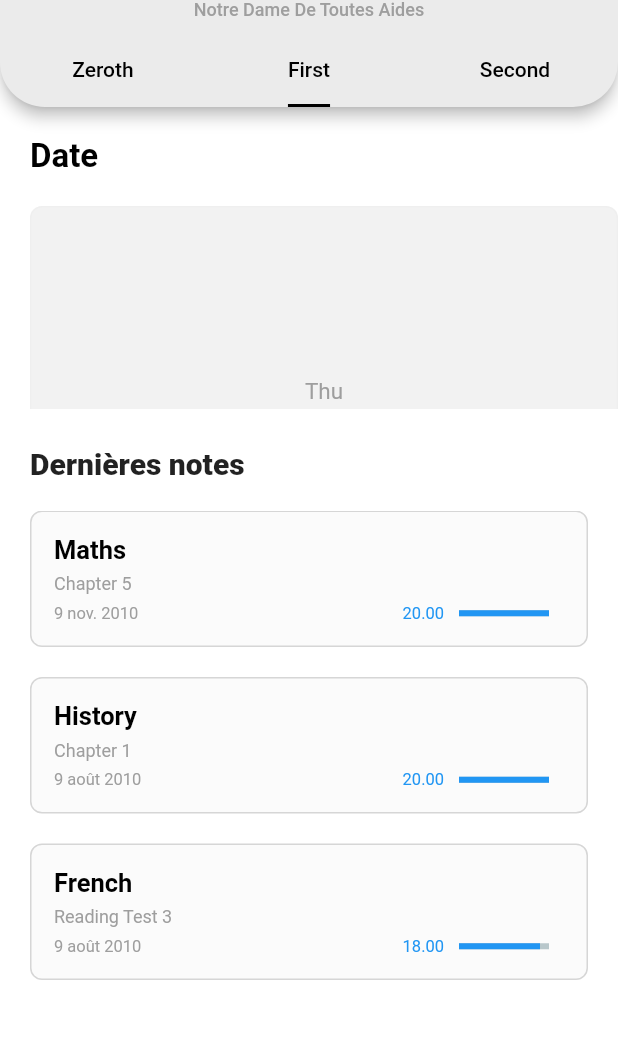
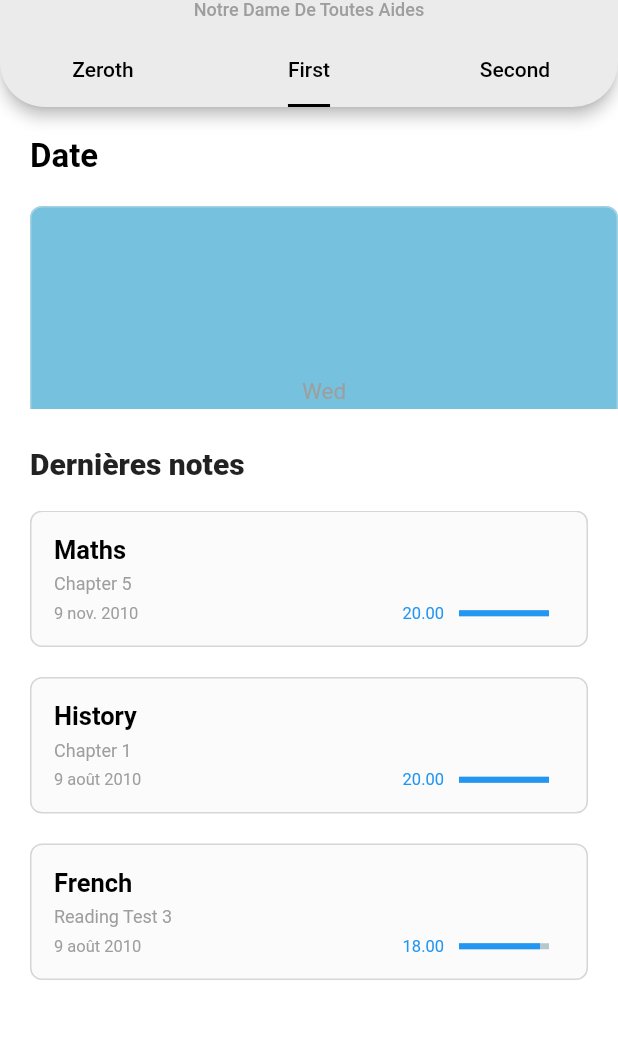
Before and after one commit to Volnetiks/Notes-BAC, a Flutter app: the screen it shows after launch, tab 2 chosen, on a phone screen of 412 x 824 dp, the part 49-1088 px from its top. Run offline on Flutter 3.47's test engine with Material 2 defaults, Android fonts, the phone set to English and light mode, and no system bars; drawn by our look-alikes of percent_indicator; our stand-ins replace fl_chart, salomon_bottom_bar, shared_preferences; Roboto replaces fonts that are missing (SFUI).

Commit message:
Fixed dates and days on date_tile, other changes

```diff
--- a/lib/main.dart
+++ b/lib/main.dart
@@ -1,3 +1,4 @@
+import 'package:bac_note/extensions/hex_color.dart';
 import 'package:bac_note/screens/home_screen.dart';
 import 'package:flutter/material.dart';
 import 'package:shared_preferences/shared_preferences.dart';
@@ -21,7 +22,7 @@ class MyApp extends StatelessWidget {
         splashColor: Colors.transparent,
         scaffoldBackgroundColor: Colors.black,
         primaryColor: Colors.white,
-        buttonColor: Color.fromRGBO(112, 237, 238, 5),
+        buttonColor: HexColor.fromHex("#5fa2c0"),
         unselectedWidgetColor: Color.fromRGBO(46, 46, 46, 6),
         disabledColor: Color.fromRGBO(182, 182, 182, 50),
         brightness: Brightness.light,
@@ -37,7 +38,7 @@ class MyApp extends StatelessWidget {
         scaffoldBackgroundColor: Colors.white,
         primaryColor: Colors.black,
         unselectedWidgetColor: Color.fromRGBO(235, 235, 235, 1),
-        buttonColor: Colors.lightBlueAccent,
+        buttonColor: HexColor.fromHex("#28a5d5"),
         disabledColor: Colors.grey.shade500,
         fontFamily: 'SFUI',
       ),
--- a/lib/screens/schedule_screen.dart
+++ b/lib/screens/schedule_screen.dart
@@ -1,3 +1,4 @@
+import 'package:bac_note/extensions/hex_color.dart';
 import 'package:bac_note/models/grade.dart';
 import 'package:bac_note/widgets/date_tile.dart';
 import 'package:bac_note/widgets/grade_tile.dart';
@@ -22,6 +23,8 @@ class _ScheduleScreenState extends State<ScheduleScreen> {
     Grade.fromResult("Polish", "Verbs", DateTime(2010, 12, 9), 70),
     Grade.fromResult("IT", "Network", DateTime.now(), 40),
   ];
+
+  int selectedIndex = 0;
 
   @override
   Widget build(BuildContext context) {
@@ -51,7 +54,23 @@ class _ScheduleScreenState extends State<ScheduleScreen> {
                   scrollDirection: Axis.horizontal,
                   physics: BouncingScrollPhysics(),
                   itemBuilder: (context, index) {
-                    return DateTile();
+                    return GestureDetector(
+                      child: Material(
+                          borderRadius: BorderRadius.circular(8),
+                          color: selectedIndex == index
+                              ? Theme.of(context).buttonColor
+                              : Theme.of(context)
+                                  .unselectedWidgetColor
+                                  .withOpacity(0.4),
+                          child: DateTile(
+                            days: index,
+                          )),
+                      onTap: () {
+                        setState(() {
+                          selectedIndex = index;
+                        });
+                      },
+                    );
                   },
                   staggeredTileBuilder: (int index) {
                     return StaggeredTile.count(2, 1.5);
--- a/lib/widgets/date_tile.dart
+++ b/lib/widgets/date_tile.dart
@@ -1,7 +1,11 @@
 import 'package:flutter/material.dart';
+import 'package:intl/date_symbol_data_local.dart';
+import 'package:intl/intl.dart';
 
 class DateTile extends StatefulWidget {
-  const DateTile({Key? key}) : super(key: key);
+  final days;
+
+  const DateTile({required this.days});
 
   @override
   _DateTileState createState() => _DateTileState();
@@ -10,17 +14,15 @@ class DateTile extends StatefulWidget {
 class _DateTileState extends State<DateTile> {
   @override
   Widget build(BuildContext context) {
-    return Material(
-      color: Theme.of(context).unselectedWidgetColor.withOpacity(0.4),
-      borderRadius: BorderRadius.circular(8),
-      child: AnimatedContainer(
+    initializeDateFormatting('fr_FR', null);
+
+    return AnimatedContainer(
       duration: Duration(milliseconds: 1500),
       padding: EdgeInsets.all(15),
       decoration: BoxDecoration(
           color: Theme.of(context).unselectedWidgetColor.withOpacity(0.4),
           border: Border.all(
-                color:
-                    Theme.of(context).unselectedWidgetColor.withOpacity(0.4)),
+              color: Theme.of(context).unselectedWidgetColor.withOpacity(0.4)),
           borderRadius: BorderRadius.circular(8)),
       child: SizedBox(
         width: 75,
@@ -29,13 +31,17 @@ class _DateTileState extends State<DateTile> {
           child: Column(
             mainAxisAlignment: MainAxisAlignment.center,
             children: [
-                Text("Thu",
+              Text(
+                  DateFormat('E')
+                      .format(DateTime.now().add(Duration(days: widget.days))),
                   style: TextStyle(
                       fontSize: 15, color: Theme.of(context).disabledColor)),
               SizedBox(
                 height: 5,
               ),
-                Text("6",
+              Text(
+                  DateFormat("d")
+                      .format(DateTime.now().add(Duration(days: widget.days))),
                   style: TextStyle(
                       fontSize: 25,
                       color: Theme.of(context).primaryColor,
@@ -44,7 +50,6 @@ class _DateTileState extends State<DateTile> {
           ),
         ),
       ),
-      ),
     );
   }
 }
```
Lines whose indentation alone changed are shown as unchanged.
